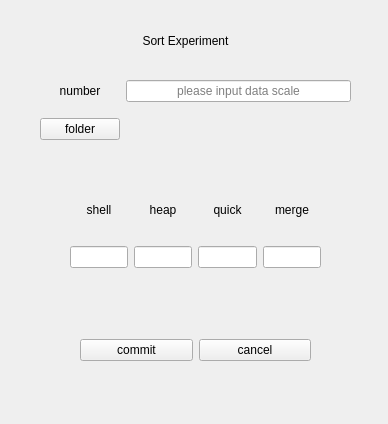
Qt form Src/Forms/SortWidget.ui (Explorer-Dong/DataStructureClassDesign) before a commit.
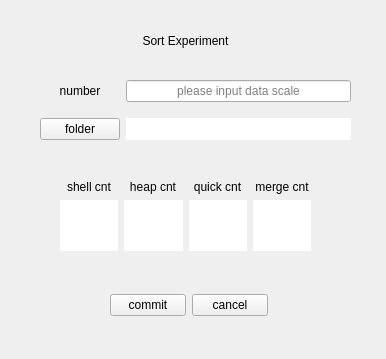
The same form after that commit.

Commit message: upd: sort ui

The edit to the form file:
```diff
--- a/Src/Forms/SortWidget.ui
+++ b/Src/Forms/SortWidget.ui
@@ -2,17 +2,23 @@
 <ui version="4.0">
  <class>SortWidget</class>
  <widget class="QWidget" name="SortWidget">
+  <property name="windowModality">
+   <enum>Qt::ApplicationModal</enum>
+  </property>
   <property name="geometry">
    <rect>
     <x>0</x>
     <y>0</y>
-    <width>388</width>
-    <height>424</height>
+    <width>386</width>
+    <height>359</height>
    </rect>
   </property>
   <property name="windowTitle">
    <string>SortWidget</string>
   </property>
+  <property name="autoFillBackground">
+   <bool>true</bool>
+  </property>
   <widget class="QLabel" name="titleLabel">
    <property name="geometry">
     <rect>
@@ -32,10 +38,10 @@
   <widget class="QWidget" name="horizontalLayoutWidget_3">
    <property name="geometry">
     <rect>
-     <x>80</x>
-     <y>310</y>
-     <width>231</width>
-     <height>80</height>
+     <x>110</x>
+     <y>270</y>
+     <width>158</width>
+     <height>71</height>
     </rect>
    </property>
    <layout class="QHBoxLayout" name="buttonHLayout">
@@ -106,6 +112,9 @@
         <verstretch>0</verstretch>
        </sizepolicy>
       </property>
+      <property name="styleSheet">
+       <string notr="true">background-color: rgb(255, 255, 255)</string>
+      </property>
       <property name="text">
        <string/>
       </property>
@@ -116,13 +125,45 @@
   <widget class="QWidget" name="gridLayoutWidget_2">
    <property name="geometry">
     <rect>
-     <x>70</x>
+     <x>60</x>
      <y>180</y>
      <width>251</width>
-     <height>111</height>
+     <height>71</height>
     </rect>
    </property>
    <layout class="QGridLayout" name="gridLayout_2">
+    <item row="0" column="1" alignment="Qt::AlignHCenter|Qt::AlignVCenter">
+     <widget class="QLabel" name="heapLabel">
+      <property name="sizePolicy">
+       <sizepolicy hsizetype="Minimum" vsizetype="Fixed">
+        <horstretch>0</horstretch>
+        <verstretch>0</verstretch>
+       </sizepolicy>
+      </property>
+      <property name="text">
+       <string>heap cnt</string>
+      </property>
+      <property name="alignment">
+       <set>Qt::AlignCenter</set>
+      </property>
+     </widget>
+    </item>
+    <item row="0" column="2" alignment="Qt::AlignHCenter|Qt::AlignVCenter">
+     <widget class="QLabel" name="quickLabel">
+      <property name="sizePolicy">
+       <sizepolicy hsizetype="Minimum" vsizetype="Fixed">
+        <horstretch>0</horstretch>
+        <verstretch>0</verstretch>
+       </sizepolicy>
+      </property>
+      <property name="text">
+       <string>quick cnt</string>
+      </property>
+      <property name="alignment">
+       <set>Qt::AlignCenter</set>
+      </property>
+     </widget>
+    </item>
     <item row="0" column="0">
      <widget class="QLabel" name="shellLabel">
       <property name="sizePolicy">
@@ -135,39 +176,7 @@
        <enum>Qt::CustomContextMenu</enum>
       </property>
       <property name="text">
-       <string>shell</string>
-      </property>
-      <property name="alignment">
-       <set>Qt::AlignCenter</set>
-      </property>
-     </widget>
-    </item>
-    <item row="0" column="1">
-     <widget class="QLabel" name="heapLabel">
-      <property name="sizePolicy">
-       <sizepolicy hsizetype="Minimum" vsizetype="Fixed">
-        <horstretch>0</horstretch>
-        <verstretch>0</verstretch>
-       </sizepolicy>
-      </property>
-      <property name="text">
-       <string>heap</string>
-      </property>
-      <property name="alignment">
-       <set>Qt::AlignCenter</set>
-      </property>
-     </widget>
-    </item>
-    <item row="0" column="2">
-     <widget class="QLabel" name="quickLabel">
-      <property name="sizePolicy">
-       <sizepolicy hsizetype="Minimum" vsizetype="Fixed">
-        <horstretch>0</horstretch>
-        <verstretch>0</verstretch>
-       </sizepolicy>
-      </property>
-      <property name="text">
-       <string>quick</string>
+       <string>shell cnt</string>
       </property>
       <property name="alignment">
        <set>Qt::AlignCenter</set>
@@ -183,7 +192,7 @@
        </sizepolicy>
       </property>
       <property name="text">
-       <string>merge</string>
+       <string>merge cnt</string>
       </property>
       <property name="alignment">
        <set>Qt::AlignCenter</set>
@@ -191,16 +200,56 @@
      </widget>
     </item>
     <item row="1" column="0">
-     <widget class="QLineEdit" name="shellLineEdit"/>
+     <widget class="QLabel" name="shellResultLabel">
+      <property name="styleSheet">
+       <string notr="true">background-color: rgb(255, 255, 255)</string>
+      </property>
+      <property name="text">
+       <string/>
+      </property>
+      <property name="alignment">
+       <set>Qt::AlignCenter</set>
+      </property>
+     </widget>
     </item>
     <item row="1" column="1">
-     <widget class="QLineEdit" name="heapLineEdit"/>
+     <widget class="QLabel" name="heapResultLabel">
+      <property name="styleSheet">
+       <string notr="true">background-color: rgb(255, 255, 255)</string>
+      </property>
+      <property name="text">
+       <string/>
+      </property>
+      <property name="alignment">
+       <set>Qt::AlignCenter</set>
+      </property>
+     </widget>
     </item>
     <item row="1" column="2">
-     <widget class="QLineEdit" name="quickLineEdit"/>
+     <widget class="QLabel" name="quickResultLabel">
+      <property name="styleSheet">
+       <string notr="true">background-color: rgb(255, 255, 255)</string>
+      </property>
+      <property name="text">
+       <string/>
+      </property>
+      <property name="alignment">
+       <set>Qt::AlignCenter</set>
+      </property>
+     </widget>
     </item>
     <item row="1" column="3">
-     <widget class="QLineEdit" name="mergeLineEdit"/>
+     <widget class="QLabel" name="mergeResultLabel">
+      <property name="styleSheet">
+       <string notr="true">background-color: rgb(255, 255, 255)</string>
+      </property>
+      <property name="text">
+       <string/>
+      </property>
+      <property name="alignment">
+       <set>Qt::AlignCenter</set>
+      </property>
+     </widget>
     </item>
    </layout>
   </widget>
```
